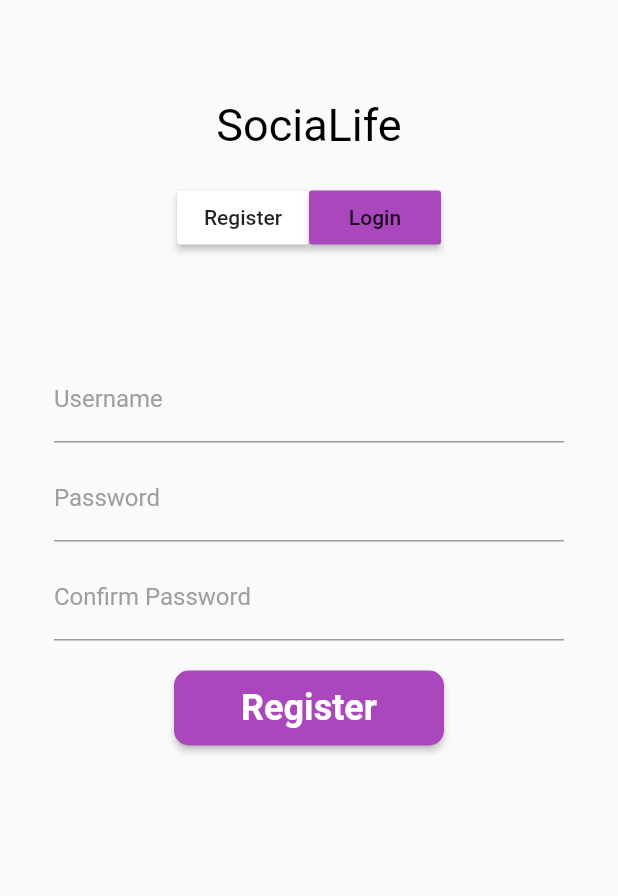
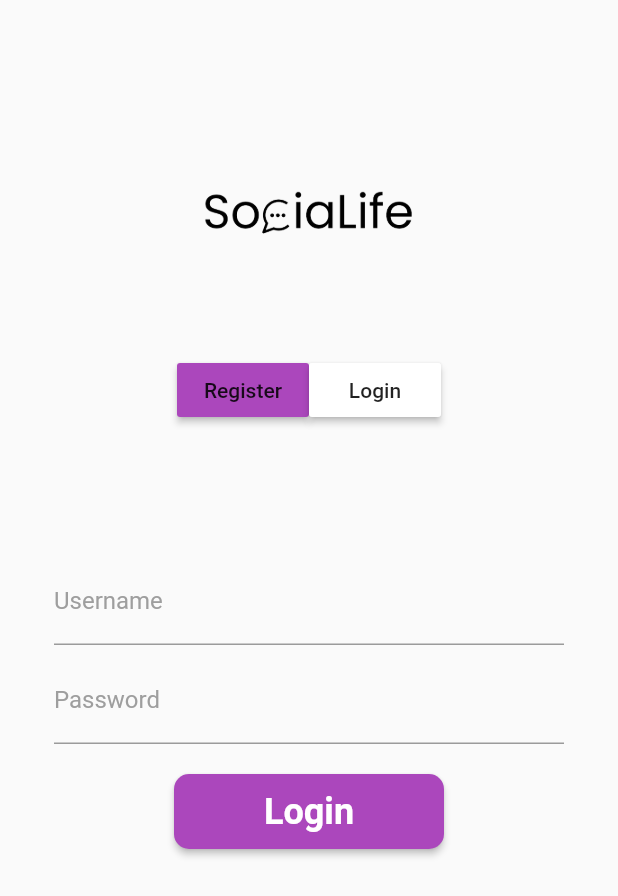
Before and after one commit to SociaLife-apps/mobile, a Flutter app: the screen it shows after launch, on a phone screen of 412 x 824 dp. Shown: the top 896 px of the screen. Run offline on Flutter 3.47's test engine with Material 2 defaults, Android fonts, the phone set to English and light mode, and no system bars; our stand-ins replace flutter_local_notifications, get, shared_preferences, socket_io_client, timeago, timezone.

Commit message:
add logo and display login first when opening

```diff
--- a/lib/controllers/chat_controller.dart
+++ b/lib/controllers/chat_controller.dart
@@ -24,6 +24,8 @@ class ChatController extends GetxController {
           await http.post(url, body: jsonEncode(body), headers: headers);
       if (response.statusCode == 200) {
         return true;
+      } else {
+        throw jsonDecode(response.body) ?? "Unknown error ocured";
       }
     } catch (e) {
       Get.back();
--- a/lib/controllers/user_controller.dart
+++ b/lib/controllers/user_controller.dart
@@ -1,4 +1,4 @@
-// ignore_for_file: dead_code, prefer_const_constructors, avoid_print
+// ignore_for_file: dead_code, prefer_const_constructors, avoid_print, prefer_interpolation_to_compose_strings
 
 import 'dart:convert';
 
--- a/lib/screens/auth/auth_screen.dart
+++ b/lib/screens/auth/auth_screen.dart
@@ -18,7 +18,7 @@ class _AuthScreenState extends State<AuthScreen> {
 
   LoginController loginController = Get.put(LoginController());
 
-  var isLogin = false.obs;
+  var isLogin = true.obs;
   @override
   Widget build(BuildContext context) {
     return Scaffold(
@@ -35,12 +35,10 @@ class _AuthScreenState extends State<AuthScreen> {
                       height: 30,
                     ),
                     Container(
-                      child: Text(
-                        'SociaLife',
-                        style: TextStyle(
-                            fontSize: 30,
-                            color: Colors.black,
-                            fontWeight: FontWeight.w400),
+                      child: Image.asset(
+                        'assets/images/socialife_logo.png', // Replace with your image asset path
+                        width: 150,
+                        height: 150,
                       ),
                     ),
                     SizedBox(
--- a/pubspec.yaml
+++ b/pubspec.yaml
@@ -71,6 +71,8 @@ flutter:
   # assets:
   #   - images/a_dot_burr.jpeg
   #   - images/a_dot_ham.jpeg
+  assets:
+    - assets/images/socialife_logo.png
 
   # An image asset can refer to one or more resolution-specific "variants", see
   # https://flutter.dev/assets-and-images/#resolution-aware
```
Also changed, not shown: assets/images/socialife_logo.png (added), lib/assets/image/socialife_logo.png (added).
